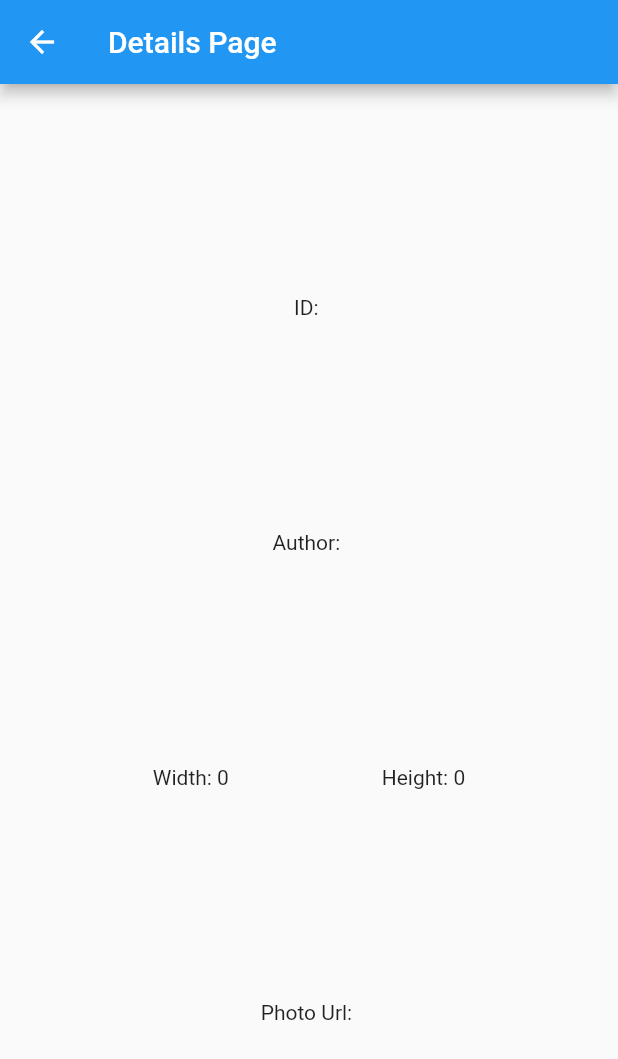
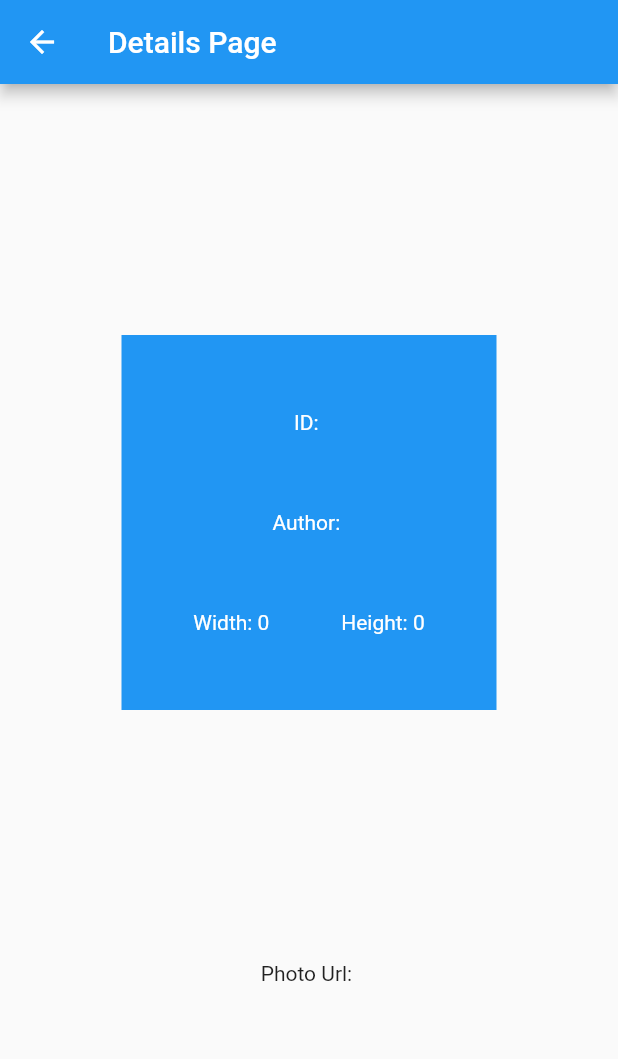
Before and after one commit to shuvopodder/Flutter-Listview, a Flutter app: the detailsView screen opened directly with empty values, on a phone screen of 412 x 824 dp. Shown: the top 1059 px of the screen. Run offline on Flutter 3.47's test engine with Material 2 defaults, Android fonts, the phone set to English and light mode, and no system bars; drawn by our look-alikes of flutter_linkify; our stand-ins replace url_launcher_web; network calls fail.

Commit message:
Details View Update

```diff
--- a/lib/ListViewPage.dart
+++ b/lib/ListViewPage.dart
@@ -36,8 +36,7 @@ class _ListViewPageState extends State<ListViewPage> {
         child: Center(
           child: Consumer<getData>(
             builder:(context,value,child){
-              //if(value.data==null)
-              return value.data.isEmpty
+               return value.data.isEmpty
                   ? const CircularProgressIndicator()
                   : ListView.builder(
                   itemCount: value.data.length,
--- a/lib/detailsView.dart
+++ b/lib/detailsView.dart
@@ -1,7 +1,6 @@
 
 // ignore_for_file: file_names
 
-import 'package:flutter/cupertino.dart';
  import 'package:flutter/material.dart';
 import 'package:flutter_linkify/flutter_linkify.dart';
 import 'package:url_launcher/url_launcher.dart';
@@ -21,22 +20,34 @@ class detailsView extends StatelessWidget {
         child: Column(
           mainAxisAlignment: MainAxisAlignment.spaceEvenly,
           children: [
-            Text("ID: "+ id),
-            Text("Author: "+ author),
+            Container(
+              height: 250.0,
+              width: 250.0,
+              color: Colors.blue,
+              child: Column(
+                mainAxisAlignment: MainAxisAlignment.spaceEvenly,
+                children: [
+                  Text("ID: "+ id,style: const TextStyle(color: Colors.white)),
+                  Text("Author: "+ author,style: const TextStyle(color: Colors.white)),
                   Row(
                     mainAxisAlignment: MainAxisAlignment.spaceEvenly,
                     children: [
-                Text("Width: "+ width.toString()),
-                Text("Height: "+ height.toString()),],
+                      Text("Width: "+ width.toString(),style: const TextStyle(color: Colors.white)),
+                      Text("Height: "+ height.toString(),style: const TextStyle(color: Colors.white)),],
                   ),
-            Linkify(
+                ],
+              ),
+            ),
+            Center(
+              child: Linkify(
                 onOpen: _onOpen,
                 textScaleFactor: 2,
                 text: "Photo Url: "+ url,
               ),
+            ),
+          ],
+        )
 
-          ],
-        ),
       ),
     );
   }
--- a/lib/getData.dart
+++ b/lib/getData.dart
@@ -19,7 +19,6 @@ class getData with ChangeNotifier{
       data.add(list);
     }
 
-    print(data);
     notifyListeners();
     return data;
   }
--- a/lib/main.dart
+++ b/lib/main.dart
@@ -49,17 +49,11 @@ class _MyHomePageState extends State<MyHomePage> {
               foregroundColor: MaterialStateProperty.all<Color>(Colors.white),
             ),
             onPressed: () {
-              /*ChangeNotifierProvider(
-                create: (context) => getData(),
-                builder: (context,child){
-                  return ListViewPage();
-                },
-              );*/
               Navigator.push(context, MaterialPageRoute(
                   builder: (context)=> const ListViewPage()));
             },
 
-            child: Text('Click To View'),
+            child: const Text('List View'),
           )
 
       ),
```
Lines whose indentation alone changed are shown as unchanged.
